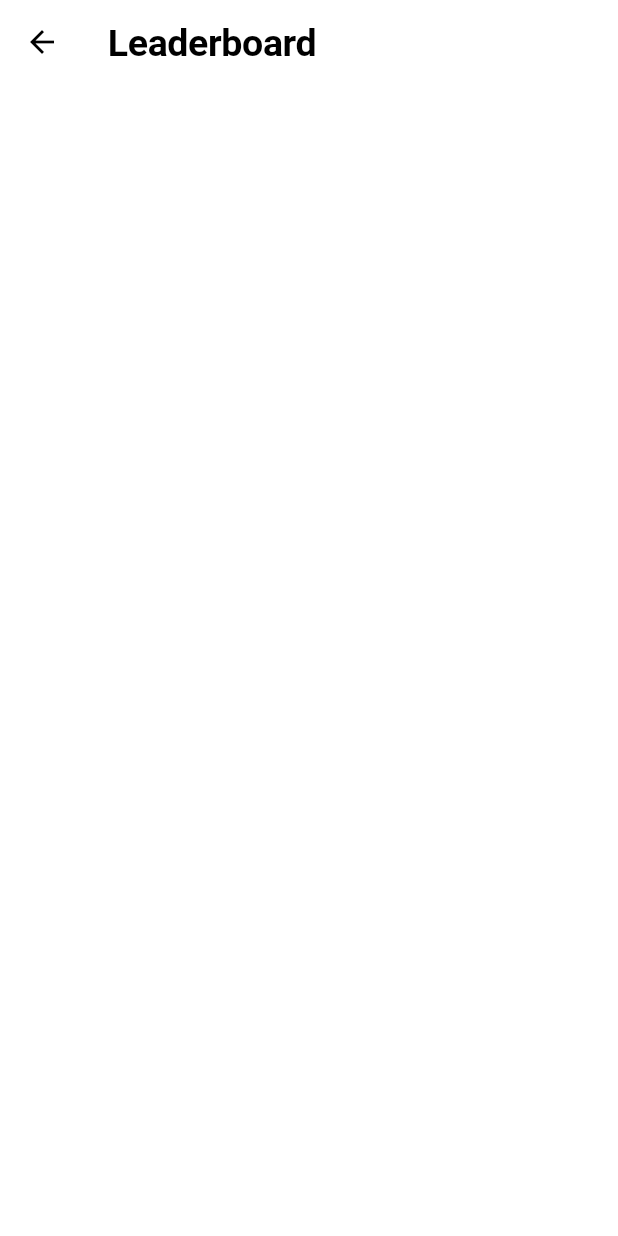
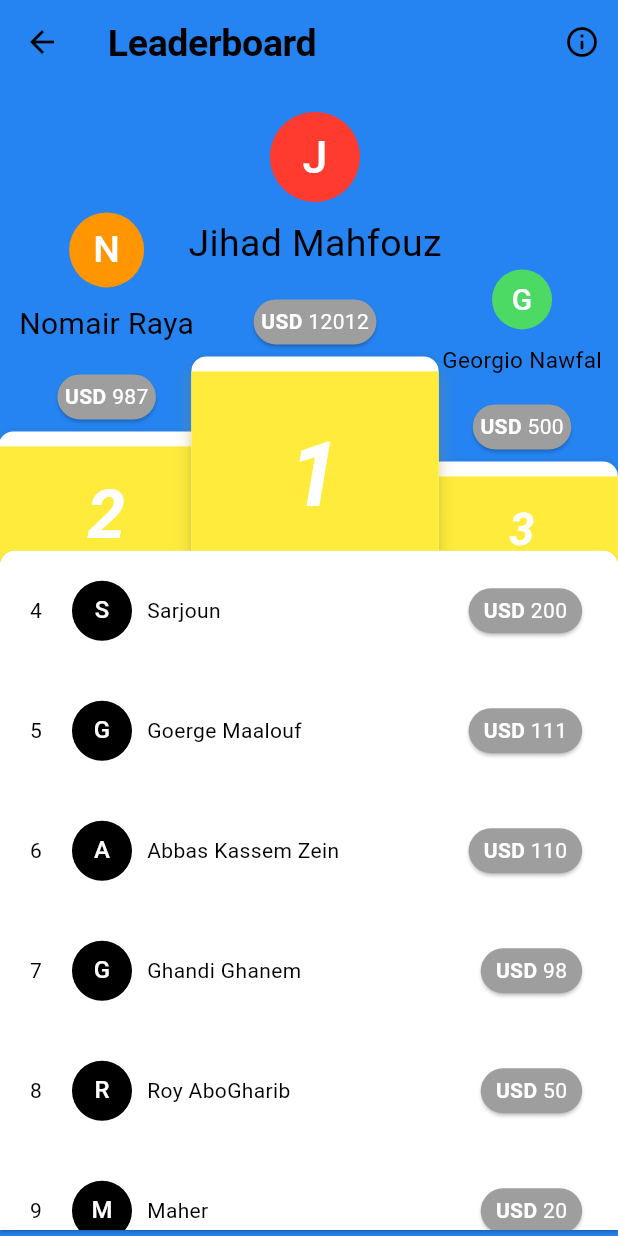
Before and after one commit to jihaddmz/lebussd, a Flutter app: the ScreenLeaderboard screen opened directly, on a phone screen of 412 x 824 dp. Run offline on Flutter 3.47's test engine with Material 3 defaults, Android fonts, the phone set to English and light mode, and no system bars; our stand-ins replace animated_text_kit, cloud_firestore, connectivity_plus, firebase_core, google_fonts, image_picker and 5 more; missing offline and left inert: dart_ping, dart_ping_ios, flutter_email_sender, flutter_sms, fluttercontactpicker, onesignal_flutter and 4 more; accounts and stored records are empty; Roboto replaces fonts that are missing (Brandmark1 Bold).

Commit message:
- Finished designing the leadrboard screen

```diff
--- /dev/null
+++ b/lib/components/item_leaderboard_bottom.dart
@@ -0,0 +1,47 @@
+import 'package:flutter/material.dart';
+import 'package:lebussd/models/model_leaderboard.dart';
+
+Widget ItemLeaderboardBottom(ModelLeaderboard modelLeaderboard, int index) {
+  return Row(
+    mainAxisAlignment: MainAxisAlignment.spaceBetween,
+    children: [
+      Row(
+        children: [
+          Text("$index"),
+          Padding(
+            padding: const EdgeInsets.only(left: 20),
+            child: CircleAvatar(
+              backgroundColor: Colors.black,
+              child: Text(modelLeaderboard.name.characters.elementAt(0)),
+            ),
+          ),
+          Padding(
+            padding: const EdgeInsets.only(left: 10),
+            child: Text(modelLeaderboard.name),
+          )
+        ],
+      ),
+      Card(
+        shape: RoundedRectangleBorder(borderRadius: BorderRadius.circular(50)),
+        color: Colors.grey,
+        child: Padding(
+          padding: const EdgeInsets.symmetric(vertical: 5, horizontal: 10),
+          child: Row(
+            mainAxisSize: MainAxisSize.min,
+            children: [
+              const Text(
+                "USD ",
+                style:
+                    TextStyle(color: Colors.white, fontWeight: FontWeight.bold),
+              ),
+              Text(
+                modelLeaderboard.numberOfCredits,
+                style: const TextStyle(color: Colors.white),
+              )
+            ],
+          ),
+        ),
+      )
+    ],
+  );
+}
--- /dev/null
+++ b/lib/components/item_leaderboard_top.dart
@@ -0,0 +1,127 @@
+import 'package:flutter/material.dart';
+import 'package:lebussd/models/model_leaderboard.dart';
+import 'package:path/path.dart';
+
+Widget ItemLeaderboardTop(
+    ModelLeaderboard modelLeaderboard, int position, BuildContext context) {
+  double containerHeight = 0;
+  double containerwidth = 0;
+  double containerwidthPerc = 0;
+  double positionTextSize = 0;
+  double nameTextSize = 0;
+  double avatarTextSize = 0;
+  double avatarRadius = 0;
+  Color avatarColor = const Color(0xffffffff);
+
+  if (position == 1) {
+    containerHeight = 150;
+    containerwidth = 130;
+    positionTextSize = 60;
+    nameTextSize = 25;
+    avatarTextSize = 30;
+    avatarRadius = 30;
+    containerwidthPerc = 0.4;
+    avatarColor = const Color(0xffFF3B30);
+  } else if (position == 2) {
+    containerHeight = 100;
+    containerwidth = 130;
+    positionTextSize = 60;
+    positionTextSize = 45;
+    avatarColor = const Color(0xffFF9500);
+    nameTextSize = 20;
+    avatarTextSize = 25;
+    avatarRadius = 25;
+    containerwidthPerc = 0.3;
+  } else {
+    containerHeight = 80;
+    containerwidth = 130;
+    positionTextSize = 30;
+    avatarColor = const Color(0xff4CD964);
+    nameTextSize = 15;
+    avatarTextSize = 20;
+    avatarRadius = 20;
+    containerwidthPerc = 0.3;
+  }
+
+  return Column(
+    children: [
+      CircleAvatar(
+        radius: avatarRadius,
+        backgroundColor: avatarColor,
+        child: Text(
+          modelLeaderboard.name.characters.elementAt(0),
+          style: TextStyle(fontSize: avatarTextSize),
+        ),
+      ),
+      Padding(
+        padding: const EdgeInsets.only(top: 10),
+        child: Text(
+          modelLeaderboard.name,
+          style: TextStyle(fontSize: nameTextSize),
+        ),
+      ),
+      Padding(
+        padding: const EdgeInsets.only(top: 15),
+        child: Card(
+          shape:
+              RoundedRectangleBorder(borderRadius: BorderRadius.circular(50)),
+          color: Colors.grey,
+          child: Padding(
+            padding: const EdgeInsets.all(5),
+            child: Row(
+              mainAxisSize: MainAxisSize.min,
+              children: [
+                const Text(
+                  "USD ",
+                  style: TextStyle(
+                      color: Colors.white, fontWeight: FontWeight.bold),
+                ),
+                Text(
+                  modelLeaderboard.numberOfCredits,
+                  style: const TextStyle(color: Colors.white),
+                )
+              ],
+            ),
+          ),
+        ),
+      ),
+      Card(
+        elevation: 5,
+        shadowColor: Colors.yellow,
+        shape: RoundedRectangleBorder(borderRadius: BorderRadius.circular(10)),
+        child: Column(
+          children: [
+            Container(
+              color: Colors.white,
+              height: 10,
+            ),
+            Container(
+              color: Colors.yellow,
+              width: MediaQuery.of(context).size.width *
+                  (position == 2
+                      ? 0.35
+                      : position == 3
+                          ? 0.31
+                          : 0.4),
+              height: containerHeight,
+              child: Padding(
+                padding: const EdgeInsets.fromLTRB(20, 0, 20, 10),
+                child: Center(
+                  child: Text(
+                    "$position",
+                    textAlign: TextAlign.center,
+                    style: TextStyle(
+                        fontSize: positionTextSize,
+                        color: Colors.white,
+                        fontWeight: FontWeight.bold,
+                        fontStyle: FontStyle.italic),
+                  ),
+                ),
+              ),
+            )
+          ],
+        ),
+      ),
+    ],
+  );
+}
--- /dev/null
+++ b/lib/models/model_leaderboard.dart
@@ -0,0 +1,9 @@
+class ModelLeaderboard {
+  final String name;
+  final String phoneNumber;
+  final String numberOfCredits;
+
+  ModelLeaderboard({required this.name, required this.phoneNumber, required this.numberOfCredits});
+
+
+}
--- a/lib/screen_leaderboard.dart
+++ b/lib/screen_leaderboard.dart
@@ -1,5 +1,9 @@
 import 'package:flutter/material.dart';
-import 'package:flutter/widgets.dart';
+import 'package:lebussd/colors.dart';
+import 'package:lebussd/components/item_leaderboard_bottom.dart';
+import 'package:lebussd/components/item_leaderboard_top.dart';
+import 'package:lebussd/helper_dialog.dart';
+import 'package:lebussd/models/model_leaderboard.dart';
 
 class ScreenLeaderboard extends StatefulWidget {
   @override
@@ -7,13 +11,134 @@ class ScreenLeaderboard extends StatefulWidget {
 }
 
 class _ScreenLeaderboard extends State<ScreenLeaderboard> {
+  List<ModelLeaderboard> _list = [];
+
+  @override
+  void initState() {
+    super.initState();
+
+    _list = [
+      ModelLeaderboard(
+          name: "Jihad Mahfouz",
+          phoneNumber: "81909560",
+          numberOfCredits: "12012"),
+      ModelLeaderboard(
+          name: "Ghandi Ghanem",
+          phoneNumber: "78459230",
+          numberOfCredits: "98"),
+      ModelLeaderboard(
+          name: "Nomair Raya", phoneNumber: "78459230", numberOfCredits: "987"),
+      ModelLeaderboard(
+          name: "Goerge Maalouf",
+          phoneNumber: "78459230",
+          numberOfCredits: "111"),
+      ModelLeaderboard(
+          name: "Abbas Kassem Zein",
+          phoneNumber: "78459230",
+          numberOfCredits: "110"),
+      ModelLeaderboard(
+          name: "Georgio Nawfal",
+          phoneNumber: "78459230",
+          numberOfCredits: "500"),
+      ModelLeaderboard(
+          name: "Roy AboGharib",
+          phoneNumber: "78459230",
+          numberOfCredits: "50"),
+      ModelLeaderboard(
+          name: "Maher", phoneNumber: "78459230", numberOfCredits: "20"),
+      ModelLeaderboard(
+          name: "Sarjoun", phoneNumber: "78459230", numberOfCredits: "200")
+    ];
+
+    _list.sort((p, n) {
+      return int.parse(n.numberOfCredits)
+          .compareTo(int.parse(p.numberOfCredits));
+    });
+  }
+
   @override
   Widget build(BuildContext context) {
     return Scaffold(
+      backgroundColor: primaryColor,
       appBar: AppBar(
-        title: Text("Leaderboard", style: Theme.of(context).textTheme.displayLarge),
+        backgroundColor: primaryColor,
+        title: Text("Leaderboard",
+            style: Theme.of(context).textTheme.displayLarge),
         leading: null,
+        actions: [
+          IconButton(
+              onPressed: () {
+                HelperDialog().showDialogInfo(
+                    "Note",
+                    "The First will get 5 credits\nThe Second will get 3 credits\nThe Third will get 2 credits",
+                    context,
+                    true, () {
+                  Navigator.pop(context);
+                });
+              },
+              icon: const Icon(Icons.info_outline_rounded))
+        ],
+      ),
+      body: Stack(
+        children: [
+          FractionallySizedBox(
+            heightFactor: 0.45,
+            widthFactor: 1,
+            child: Padding(
+              padding: EdgeInsets.fromLTRB(0, 0, 0, 0),
+              child: Stack(
+                children: [
+                  Positioned(
+                    bottom: 0,
+                    left: -5,
+                    child: ItemLeaderboardTop(_list[1], 2, context),
+                  ),
+                  Positioned(
+                      bottom: 0,
+                      left: MediaQuery.of(context).size.width * 0.68,
+                      child: ItemLeaderboardTop(_list[2], 3, context)),
+                  Positioned(
+                      bottom: 0,
+                      left: MediaQuery.of(context).size.width * 0.3,
+                      child: ItemLeaderboardTop(_list[0], 1, context)),
+                ],
+              ),
+            ),
+          ),
+          Align(
+            alignment: Alignment.bottomCenter,
+            child: FractionallySizedBox(
+              heightFactor: 0.6,
+              widthFactor: 1.02,
+              child: Card(
+                shape: const RoundedRectangleBorder(
+                    borderRadius: BorderRadius.only(
+                        topLeft: Radius.circular(10),
+                        topRight: Radius.circular(10))),
+                color: Colors.white,
+                child: SingleChildScrollView(
+                  child: Padding(
+                    padding: const EdgeInsets.fromLTRB(0, 20, 0, 100),
+                    child: Column(children: listOfLeaderboards()),
+                  ),
+                ),
+              ),
+            ),
+          )
+        ],
       ),
     );
   }
+
+  List<Widget> listOfLeaderboards() {
+    List<Widget> result = [];
+    for (var i = 3; i < _list.length; i++) {
+      result.add(Padding(
+        padding: const EdgeInsets.fromLTRB(20, 0, 20, 40),
+        child: ItemLeaderboardBottom(_list[i], i + 1),
+      ));
+    }
+
+    return result;
+  }
 }
--- a/lib/screen_navigator.dart
+++ b/lib/screen_navigator.dart
@@ -37,6 +37,7 @@ class _ScreenNavigator extends State<ScreenNavigator> {
                 currentIndex: _selectedIndex,
               )
             : null,
+        extendBody: true,
         body: _selectedIndex == 0
             ? ScreenHome(
                 callbackForWaitToRestart: widget.callbackForWaitToRestart)
```
